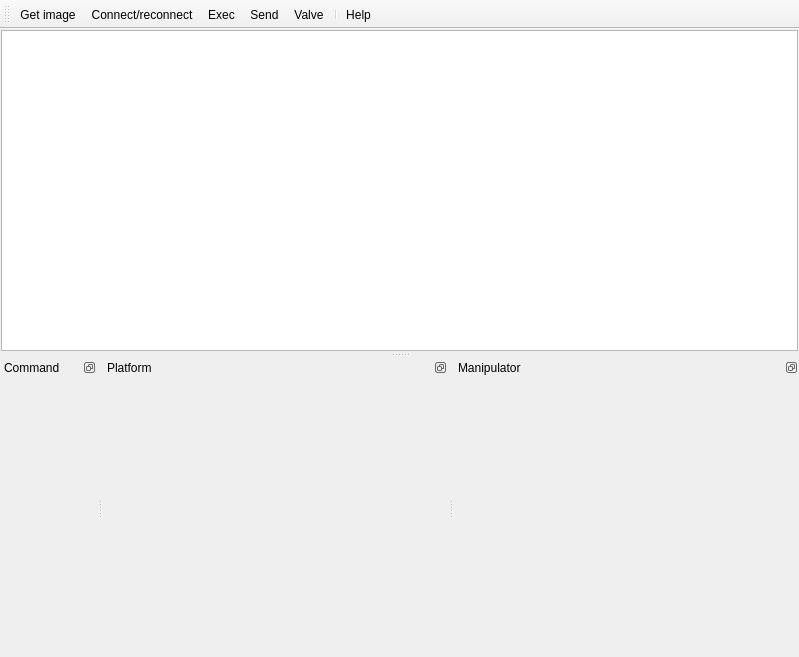
This is soft/remote_ctrl/app_client/src/main_wnd.ui in z80/IPM as Qt 5 draws it before an edit. The edited form follows.
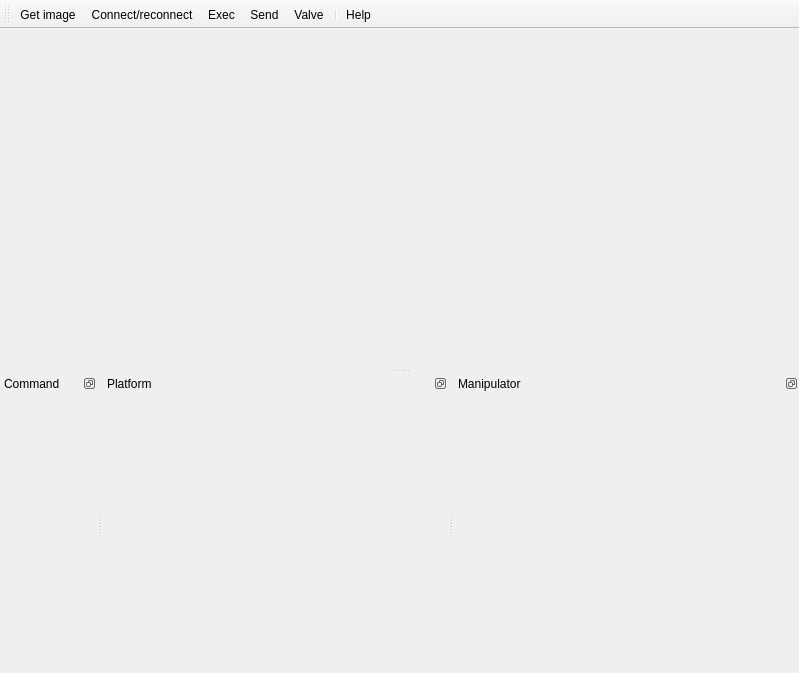
This is the edited form. Icons and pictures are not drawn. Custom widgets are drawn as their Qt base class.

```diff
--- a/soft/remote_ctrl/app_client/src/main_wnd.ui
+++ b/soft/remote_ctrl/app_client/src/main_wnd.ui
@@ -7,13 +7,13 @@
     <x>0</x>
     <y>0</y>
     <width>799</width>
-    <height>657</height>
+    <height>673</height>
    </rect>
   </property>
   <property name="windowTitle">
    <string>Remote control</string>
   </property>
-  <widget class="QWidget" name="cw">
+  <widget class="CameraWnd" name="view">
    <layout class="QVBoxLayout" name="verticalLayout">
     <property name="spacing">
      <number>1</number>
@@ -21,22 +21,15 @@
     <property name="margin">
      <number>1</number>
     </property>
-    <item>
-     <widget class="QGraphicsView" name="view">
-      <property name="sizePolicy">
-       <sizepolicy hsizetype="MinimumExpanding" vsizetype="MinimumExpanding">
-        <horstretch>0</horstretch>
-        <verstretch>0</verstretch>
-       </sizepolicy>
-      </property>
-      <property name="minimumSize">
-       <size>
-        <width>512</width>
-        <height>256</height>
-       </size>
-      </property>
-     </widget>
-    </item>
+    <property name="topMargin">
+     <number>1</number>
+    </property>
+    <property name="rightMargin">
+     <number>1</number>
+    </property>
+    <property name="bottomMargin">
+     <number>1</number>
+    </property>
    </layout>
   </widget>
   <widget class="QMenuBar" name="menubar">
@@ -271,6 +264,12 @@
    <header>analogpad.h</header>
    <container>1</container>
   </customwidget>
+  <customwidget>
+   <class>CameraWnd</class>
+   <extends>QWidget</extends>
+   <header>camera_wnd.h</header>
+   <container>1</container>
+  </customwidget>
  </customwidgets>
  <resources>
   <include location="images.qrc"/>
```
Left out of the diff: 26 changed lines with no effect on the pictures.
